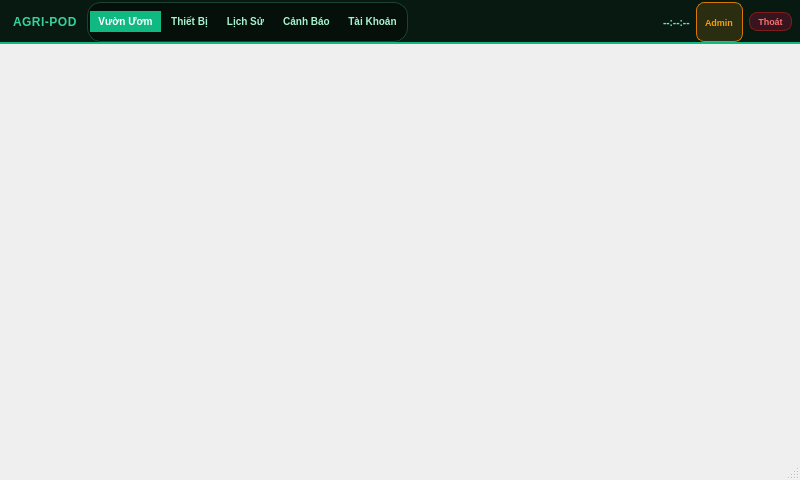
Before: the Qt Designer form OUT_SRC_VANPHONG/OUT_SRC_VANPHONG/ui/MainWindow.ui in dinhquanghaICTU/OUT_SRC, drawn with Qt 5.
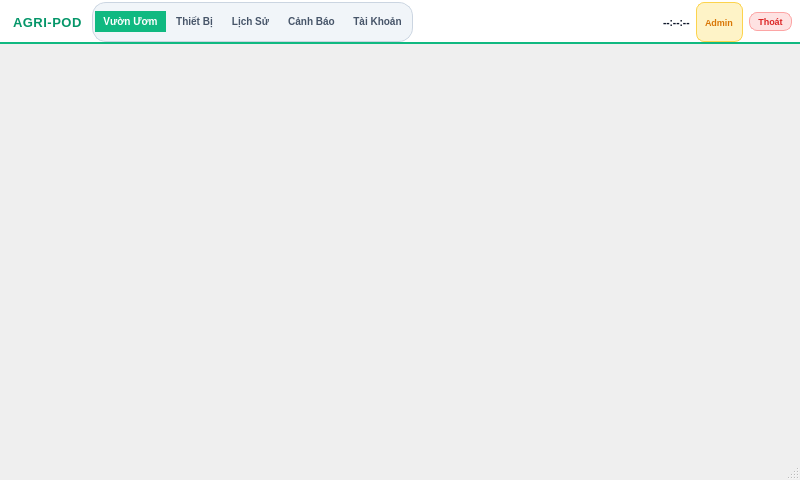
After: the same form once the commit is applied.

```diff
--- a/OUT_SRC_VANPHONG/OUT_SRC_VANPHONG/ui/MainWindow.ui
+++ b/OUT_SRC_VANPHONG/OUT_SRC_VANPHONG/ui/MainWindow.ui
@@ -47,7 +47,7 @@
        </size>
       </property>
       <property name="styleSheet">
-       <string notr="true">QFrame#topIslandHeader { background: #071910; border-bottom: 1.5px solid #10b981; }</string>
+       <string notr="true">QFrame#topIslandHeader { background: #ffffff; border-bottom: 1.5px solid #10b981; }</string>
       </property>
       <layout class="QHBoxLayout" name="headerHLayout">
        <property name="leftMargin">
@@ -73,7 +73,7 @@
           <string>AGRI-POD</string>
          </property>
          <property name="styleSheet">
-          <string notr="true">color: #34d399; font-size: 12px; font-weight: 900; letter-spacing: 0.5px; padding-left: 2px;</string>
+          <string notr="true">color: #059669; font-size: 13px; font-weight: 900; letter-spacing: 0.5px; padding-left: 2px;</string>
          </property>
         </widget>
        </item>
@@ -82,7 +82,7 @@
        <item>
         <widget class="QFrame" name="segmentedNavCapsule">
          <property name="styleSheet">
-          <string notr="true">QFrame#segmentedNavCapsule { background-color: #041009; border: 1px solid #1b4332; border-radius: 14px; }</string>
+          <string notr="true">QFrame#segmentedNavCapsule { background-color: #f1f5f9; border: 1px solid #cbd5e1; border-radius: 14px; }</string>
          </property>
          <layout class="QHBoxLayout" name="navSegLayout">
           <property name="leftMargin">
@@ -119,7 +119,7 @@
              <bool>true</bool>
             </property>
             <property name="styleSheet">
-             <string notr="true">QPushButton { background: transparent; color: #a7f3d0; border: none; border-radius: 12px; font-size: 10px; font-weight: 700; padding: 4px 8px; } QPushButton:hover { background: #0c281a; color: white; } QPushButton:checked { background: #10b981; color: white; }</string>
+             <string notr="true">QPushButton { background: transparent; color: #475569; border: none; border-radius: 12px; font-size: 10px; font-weight: 700; padding: 4px 8px; } QPushButton:hover { background: #e2e8f0; color: #0f172a; } QPushButton:checked { background: #10b981; color: white; font-weight: 800; }</string>
             </property>
            </widget>
           </item>
@@ -139,7 +139,7 @@
              <bool>true</bool>
             </property>
             <property name="styleSheet">
-             <string notr="true">QPushButton { background: transparent; color: #a7f3d0; border: none; border-radius: 12px; font-size: 10px; font-weight: 700; padding: 4px 8px; } QPushButton:hover { background: #0c281a; color: white; } QPushButton:checked { background: #10b981; color: white; }</string>
+             <string notr="true">QPushButton { background: transparent; color: #475569; border: none; border-radius: 12px; font-size: 10px; font-weight: 700; padding: 4px 8px; } QPushButton:hover { background: #e2e8f0; color: #0f172a; } QPushButton:checked { background: #10b981; color: white; font-weight: 800; }</string>
             </property>
            </widget>
           </item>
@@ -159,7 +159,7 @@
              <bool>true</bool>
             </property>
             <property name="styleSheet">
-             <string notr="true">QPushButton { background: transparent; color: #a7f3d0; border: none; border-radius: 12px; font-size: 10px; font-weight: 700; padding: 4px 8px; } QPushButton:hover { background: #0c281a; color: white; } QPushButton:checked { background: #10b981; color: white; }</string>
+             <string notr="true">QPushButton { background: transparent; color: #475569; border: none; border-radius: 12px; font-size: 10px; font-weight: 700; padding: 4px 8px; } QPushButton:hover { background: #e2e8f0; color: #0f172a; } QPushButton:checked { background: #10b981; color: white; font-weight: 800; }</string>
             </property>
            </widget>
           </item>
@@ -179,7 +179,7 @@
              <bool>true</bool>
             </property>
             <property name="styleSheet">
-             <string notr="true">QPushButton { background: transparent; color: #a7f3d0; border: none; border-radius: 12px; font-size: 10px; font-weight: 700; padding: 4px 8px; } QPushButton:hover { background: #0c281a; color: white; } QPushButton:checked { background: #10b981; color: white; }</string>
+             <string notr="true">QPushButton { background: transparent; color: #475569; border: none; border-radius: 12px; font-size: 10px; font-weight: 700; padding: 4px 8px; } QPushButton:hover { background: #e2e8f0; color: #0f172a; } QPushButton:checked { background: #10b981; color: white; font-weight: 800; }</string>
             </property>
            </widget>
           </item>
@@ -199,7 +199,7 @@
              <bool>true</bool>
             </property>
             <property name="styleSheet">
-             <string notr="true">QPushButton { background: transparent; color: #a7f3d0; border: none; border-radius: 12px; font-size: 10px; font-weight: 700; padding: 4px 8px; } QPushButton:hover { background: #0c281a; color: white; } QPushButton:checked { background: #10b981; color: white; }</string>
+             <string notr="true">QPushButton { background: transparent; color: #475569; border: none; border-radius: 12px; font-size: 10px; font-weight: 700; padding: 4px 8px; } QPushButton:hover { background: #e2e8f0; color: #0f172a; } QPushButton:checked { background: #10b981; color: white; font-weight: 800; }</string>
             </property>
            </widget>
           </item>
@@ -229,7 +229,7 @@
           <string>--:--:--</string>
          </property>
          <property name="styleSheet">
-          <string notr="true">color: #6ee7b7; font-size: 10px; font-weight: 700;</string>
+          <string notr="true">color: #0f172a; font-size: 10px; font-weight: 700;</string>
          </property>
         </widget>
        </item>
@@ -240,7 +240,7 @@
           <string>Admin</string>
          </property>
          <property name="styleSheet">
-          <string notr="true">color: #f59e0b; background: rgba(245, 158, 11, 0.15); border: 1px solid #d97706; border-radius: 8px; font-size: 9px; font-weight: 800; padding: 2px 6px;</string>
+          <string notr="true">color: #d97706; background: #fef3c7; border: 1px solid #fcd34d; border-radius: 8px; font-size: 9px; font-weight: 800; padding: 2px 6px;</string>
          </property>
         </widget>
        </item>
@@ -254,7 +254,7 @@
           <string>Thoát</string>
          </property>
          <property name="styleSheet">
-          <string notr="true">QPushButton { background-color: #37151e; color: #f87171; border: 1px solid #7f1d1d; border-radius: 8px; font-size: 9px; font-weight: 800; padding: 3px 8px; } QPushButton:hover { background-color: #dc2626; color: #ffffff; }</string>
+          <string notr="true">QPushButton { background-color: #fee2e2; color: #dc2626; border: 1px solid #fca5a5; border-radius: 8px; font-size: 9px; font-weight: 800; padding: 3px 8px; } QPushButton:hover { background-color: #dc2626; color: #ffffff; }</string>
          </property>
         </widget>
        </item>
```
